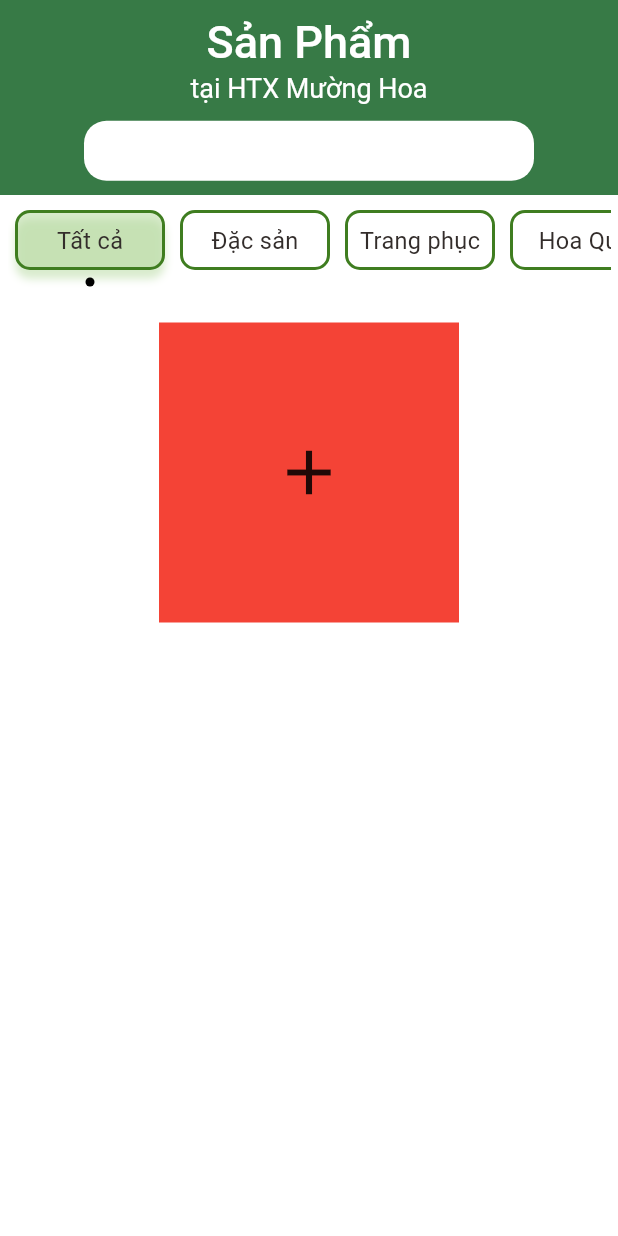
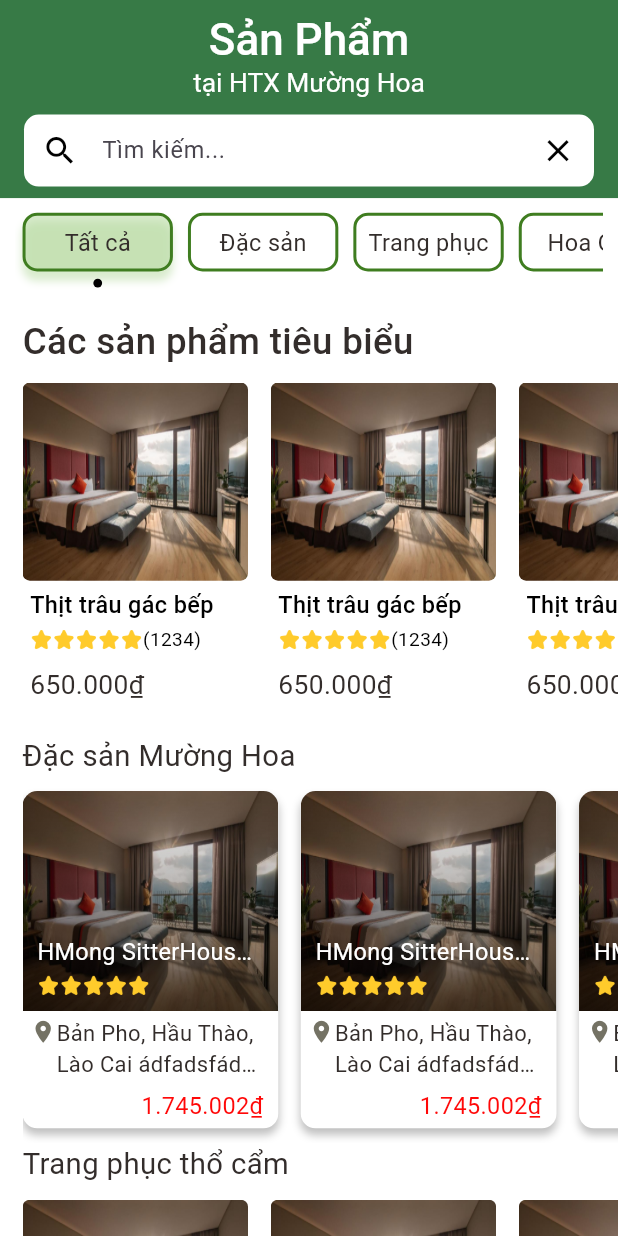
Before and after one commit to PVLama/htx_app, a Flutter app: the screen it shows after launch, after a tap on "Sản Phẩm", on a phone screen of 412 x 824 dp. Run offline on Flutter 3.47's test engine with Material 3 defaults, Android fonts, the phone set to English and light mode, and no system bars; our stand-ins replace carousel_slider, get, smooth_page_indicator; network calls fail.

Commit message:
update code trang Sản phẩm

```diff
--- a/lib/pages/product_page.dart
+++ b/lib/pages/product_page.dart
@@ -1,8 +1,11 @@
 
 import 'package:flutter/material.dart';
 import 'package:htx_mh/consts/colors.dart';
+import 'package:htx_mh/utills/responsives/dimentions.dart';
 import 'package:htx_mh/utills/text/big_text.dart';
 import 'package:htx_mh/utills/text/middle_text.dart';
+import 'package:htx_mh/widgets/custom_widgets/custom_searchbar.dart';
+import 'package:htx_mh/widgets/productpage_widgets/all_product.dart';
 
 class ProductPage extends StatefulWidget {
   const ProductPage({Key? key}) : super(key: key);
@@ -15,7 +18,7 @@ class _ProductPageState extends State<ProductPage> {
 
   int current = 0;
 
-  List<Widget> _texts = [
+  final List<Widget> _texts = [
     MiddleText(text: "Tất cả",),
     MiddleText(text: "Đặc sản",),
     MiddleText(text: "Trang phục",),
@@ -24,8 +27,8 @@ class _ProductPageState extends State<ProductPage> {
     MiddleText(text: "chè",),
   ];
 
-  List<Widget> _pages = [
-    Icon(Icons.add, size: 50),
+  final List<Widget> _pages = [
+    const AllProducts(),
     Icon(Icons.access_time_rounded, size: 50),
     Icon(Icons.abc, size: 50),
     Icon(Icons.ac_unit_rounded, size: 50),
@@ -40,23 +43,18 @@ class _ProductPageState extends State<ProductPage> {
       appBar: AppBar(
         automaticallyImplyLeading: false,
         centerTitle: true,
-        toolbarHeight: 130,
-        title: Column(
-          children: [
-            BigText(text: "Sản Phẩm", color: wcolor,size: 30,),
-            MiddleText(text: "tại HTX Mường Hoa", color: wcolor, size: 18,),
-            Container(
-              margin: EdgeInsets.only(top: 10),
-              height: 40,
-              width: 300,
-              decoration: BoxDecoration(
-                color: wcolor,
-                borderRadius: BorderRadius.circular(15)
-              ),
-            )
-          ],
+        toolbarHeight: Dimentions.height135,
+        title: Padding(
+          padding: EdgeInsets.only(top: Dimentions.height10),
+          child: Column(
+            children: [
+              BigText(text: "Sản Phẩm", color: wcolor,size: Dimentions.font10*3,),
+              MiddleText(text: "tại HTX Mường Hoa", color: wcolor, size: Dimentions.font18,),
+              const CustomSearchBar(),
+            ],
+          ),
         ),
-        backgroundColor: Color(0xFF377A46),
+        backgroundColor: const Color(0xFF377A46),
       ),
       body: Column(
         children: [
@@ -68,10 +66,10 @@ class _ProductPageState extends State<ProductPage> {
   }
   Widget buildTapBar() => Container(
     color: Colors.transparent,
-    margin: EdgeInsets.all(5),
+    margin: EdgeInsets.symmetric(horizontal: Dimentions.width10, vertical: Dimentions.height10/2),
     width: MediaQuery.of(context).size.width,
     child: SizedBox(
-      height: 70,
+      height: Dimentions.height35*2,
       width: MediaQuery.of(context).size.width,
       child: ListView.builder(
           itemCount: _texts.length,
@@ -87,30 +85,30 @@ class _ProductPageState extends State<ProductPage> {
                     });
                   },
                   child: AnimatedContainer(
-                    duration: Duration(milliseconds: 300),
-                    margin: const EdgeInsets.all(5),
-                    width: 100,
-                    height: 40,
+                    duration: const Duration(milliseconds: 300),
+                    margin: EdgeInsets.symmetric(horizontal: Dimentions.width10/2, vertical: Dimentions.height10/2),
+                    width: Dimentions.width50*2,
+                    height: Dimentions.height40,
                     decoration: BoxDecoration(
                       color: current == index
-                          ? Color(0xFFb3d89c).withOpacity(0.5)
+                          ? const Color(0xFFb3d89c).withOpacity(0.5)
                           : wcolor,
                       border: Border.all(
-                          color: Color(0xFF3f7d20),
+                          color: const Color(0xFF3f7d20),
                           strokeAlign: BorderSide.strokeAlignInside,
-                          width: 2,
+                          width: Dimentions.width10/5,
                           style: BorderStyle.solid
                       ),
-                      borderRadius: BorderRadius.circular(10),
+                      borderRadius: BorderRadius.circular(Dimentions.radius10),
                       boxShadow:[
                         current == index
                             ? BoxShadow(
                           color: Color(0xFFb3d89c).withOpacity(0.5),
                           blurRadius: 4,
-                          offset: Offset(0, 6),
+                          offset: const Offset(0, 6),
                           spreadRadius: 0,
                         )
-                            : BoxShadow(color: Colors.transparent),
+                            : const BoxShadow(color: Colors.transparent),
                       ]
                     ),
                     child: Center(
@@ -121,9 +119,9 @@ class _ProductPageState extends State<ProductPage> {
                 Visibility(
                     visible: current == index,
                     child: Container(
-                      height: 6,
-                      width: 6,
-                      decoration: BoxDecoration(
+                      height: Dimentions.height30/5,
+                      width: Dimentions.width30/5,
+                      decoration: const BoxDecoration(
                         shape: BoxShape.circle,
                         color: bcolor
                       ),
@@ -136,11 +134,7 @@ class _ProductPageState extends State<ProductPage> {
     ),
   );
 
-  Widget buildBody() => Container(
-    color: Colors.red,
-    margin: EdgeInsets.all(5),
-    width: 200,
-    height: 200,
+  Widget buildBody() => Expanded(
     child: _pages[current]
   );
 }
--- a/lib/utills/responsives/dimentions.dart
+++ b/lib/utills/responsives/dimentions.dart
@@ -30,6 +30,7 @@ class Dimentions{
   static double height260 = screenHeight/3.24;
   static double height270 = screenHeight/3.12;
   static double height280 = screenHeight/3.01;
+  static double height300 = screenHeight/2.81;
   static double height450 = screenHeight/1.873;
 
   //Width:
@@ -48,6 +49,7 @@ class Dimentions{
   static double width170 = screenWidth/2.417;
   static double width180 = screenWidth/2.28;
   static double width230 = screenWidth/1.786;
+  static double width300 = screenWidth/1.37;
 
   //Radius:
   static double radius10 = screenHeight/84.3;
--- /dev/null
+++ b/lib/widgets/custom_widgets/custom_searchbar.dart
@@ -0,0 +1,48 @@
+import 'package:flutter/material.dart';
+import 'package:htx_mh/consts/colors.dart';
+import 'package:htx_mh/utills/responsives/dimentions.dart';
+
+class CustomSearchBar extends StatefulWidget {
+  const CustomSearchBar({super.key});
+
+  @override
+  State<CustomSearchBar> createState() => _CustomSearchBarState();
+}
+
+class _CustomSearchBarState extends State<CustomSearchBar> {
+
+  final TextEditingController _controller = TextEditingController();
+
+  @override
+  Widget build(BuildContext context) {
+    return Container(
+      margin: EdgeInsets.symmetric(vertical: Dimentions.height10),
+      child: TextField(
+        textAlign: TextAlign.left,
+        maxLines: 1,
+        style: TextStyle(fontSize: Dimentions.font18,),
+        controller: _controller,
+        decoration: InputDecoration(
+          contentPadding: EdgeInsets.symmetric(vertical: Dimentions.height10),
+          filled: true,
+          isCollapsed: true,
+          isDense: true,
+          fillColor: wcolor,
+            border: OutlineInputBorder(
+              borderSide: BorderSide.none,
+              borderRadius: BorderRadius.circular(Dimentions.radius10)
+            ),
+          hintText: "Tìm kiếm...",
+          hintStyle: TextStyle(fontSize: Dimentions.font16,),
+          prefixIcon: Icon(Icons.search_outlined,size: Dimentions.height25,color: bcolor,),
+          suffixIcon: IconButton(
+            icon: Icon(Icons.clear, color: bcolor,size: Dimentions.height25,),
+            onPressed: (){
+              _controller.clear();
+            },
+          )
+        ),
+      ),
+    );
+  }
+}
--- a/lib/widgets/homepage_widgets/homepage_list/product_list.dart
+++ b/lib/widgets/homepage_widgets/homepage_list/product_list.dart
@@ -52,7 +52,7 @@ class _HomeStayListState extends State<ProductListHomePage> {
                 scrollDirection: Axis.horizontal,
                 itemCount: colors.length,
                 itemBuilder: (context, index){
-                  return const ProductItemsHomePage();
+                  return const ProductItemsList();
                 }),
           ),
           Align(
--- a/lib/widgets/item_list/product_items.dart
+++ b/lib/widgets/item_list/product_items.dart
@@ -7,8 +7,8 @@ import '../../../consts/colors.dart';
 import '../../../utills/text/middle_text.dart';
 import '../../../utills/text/small_text.dart';
 
-class ProductItemsHomePage extends StatelessWidget {
-  const ProductItemsHomePage({Key? key}) : super(key: key);
+class ProductItemsList extends StatelessWidget {
+  const ProductItemsList({Key? key}) : super(key: key);
 
   @override
   Widget build(BuildContext context) {
--- a/lib/widgets/productpage_widgets/all_product.dart
+++ b/lib/widgets/productpage_widgets/all_product.dart
@@ -0,0 +1,65 @@
+import 'package:flutter/material.dart';
+import 'package:htx_mh/widgets/item_list/homestay_items.dart';
+
+import '../../utills/responsives/dimentions.dart';
+import '../../utills/text/big_text.dart';
+import '../../utills/text/middle_text.dart';
+import '../item_list/product_items.dart';
+
+class AllProducts extends StatefulWidget {
+  const AllProducts({Key? key}) : super(key: key);
+
+  @override
+  State<AllProducts> createState() => _AllProductState();
+}
+
+class _AllProductState extends State<AllProducts> {
+
+  final List<Widget> productWidgets = [
+    ProductItemsList(),
+    HomeStayItems(),
+    ProductItemsList()
+  ];
+
+  final List<Widget> text = [
+    BigText(text: "Các sản phẩm tiêu biểu", size: Dimentions.font25),
+    MiddleText(text: "Đặc sản Mường Hoa", size: Dimentions.font20),
+    MiddleText(text: "Trang phục thổ cẩm", size: Dimentions.font20),
+  ];
+
+  @override
+  Widget build(BuildContext context) {
+    return SingleChildScrollView(
+      scrollDirection: Axis.vertical,
+      child: Column(
+        children: [
+          buildAllProduct(productWidgets[0], text[0]),
+          buildAllProduct(productWidgets[1], text[1]),
+          buildAllProduct(productWidgets[2], text[2]),
+        ],
+      ),
+    );
+  }
+
+  Widget buildAllProduct(Widget productWidget, Widget textWidget) => Container(
+    margin: EdgeInsets.only(left: Dimentions.width15),
+    child: Column(
+      crossAxisAlignment: CrossAxisAlignment.start,
+      children:[
+        textWidget,
+        SizedBox(
+          height: Dimentions.height50*5,
+          width: MediaQuery.of(context).size.width,
+          child: ListView.builder(
+              physics: const BouncingScrollPhysics(),
+              shrinkWrap: true,
+              scrollDirection: Axis.horizontal,
+              itemCount: 5,
+              itemBuilder: (context, index){
+                return productWidget;
+              }),
+        ),
+      ],
+    ),
+  );
+}
```
